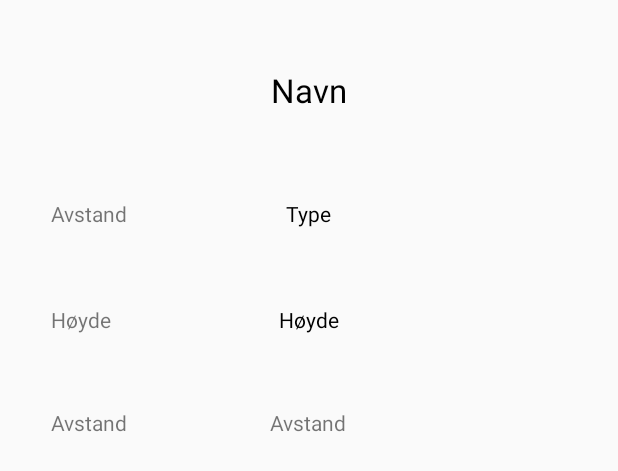
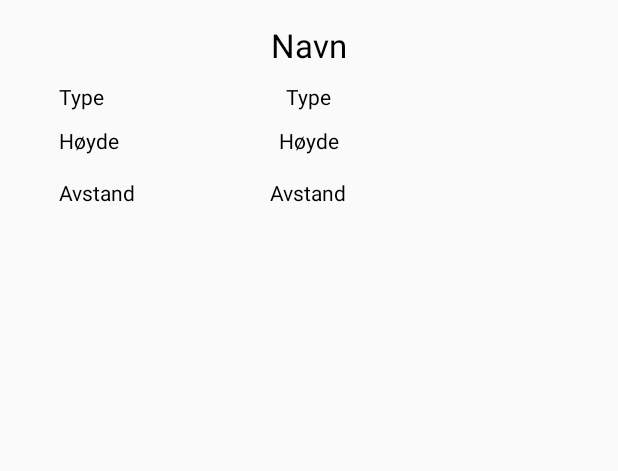
Before and after one commit to Morteen/AppUtviklingEksamen, an Android app: the layout turmaal_liste.xml on its own in the app's theme, with its tools: preview values and no code run, on a phone screen of 412 x 824 dp. Shown: the top 471 px of the screen. Run offline under Robolectric (Android 15) with nearby library versions, the phone set to English and light mode, and no system bars.

Commit message:
Ferdig med forsiden

```diff
--- a/Turmaal/app/src/main/java/com/example/morten/turmaal/TurAdapter.java
+++ b/Turmaal/app/src/main/java/com/example/morten/turmaal/TurAdapter.java
@@ -53,7 +53,7 @@ public class TurAdapter extends BaseAdapter {
             //XML fil-navnet
             convertView = mInflater.inflate(R.layout.turmaal_liste, null);
             viewHolder = new ViewHolder();
-            convertView.setBackgroundResource(R.drawable.draaper);
+            //convertView.setBackgroundResource(R.drawable.draaper);
 
             viewHolder.tvStartNavn = (TextView) convertView.findViewById(R.id.tvStartNavn);
             viewHolder.tvStartType = (TextView) convertView.findViewById(R.id.tvStartType);
--- a/Turmaal/app/src/main/res/layout/turmaal_liste.xml
+++ b/Turmaal/app/src/main/res/layout/turmaal_liste.xml
@@ -3,7 +3,10 @@
 
     android:layout_width="match_parent"
     android:layout_height="wrap_content"
-    android:paddingBottom="10dp">
+    android:paddingTop="5dp"
+    android:paddingBottom="5dp"
+    android:paddingLeft="5dp"
+    android:paddingRight="2dp">
 
 
 
@@ -16,29 +19,29 @@
        android:textColor="@color/colorCustom"
         android:textAppearance="@style/TextAppearance.AppCompat.Large"
         android:visibility="visible"
-        android:layout_marginTop="45dp"
-
-        android:layout_centerHorizontal="true" />
+        android:layout_marginTop="10dp"
+                android:layout_centerHorizontal="true" />
 
     <TextView
         android:id="@+id/tvStartType"
         android:layout_width="wrap_content"
         android:layout_height="wrap_content"
-
         android:text="Type"
-        android:textColor="@color/colorCustom"
         android:layout_below="@+id/tvStartNavn"
         android:layout_centerHorizontal="true"
-        android:layout_marginTop="58dp" />
+        android:layout_marginTop="10dp"
+        android:textColor="@color/colorCustom"
+        android:textAppearance="@android:style/TextAppearance.DeviceDefault"/>
 
     <TextView
         android:id="@+id/tvStartHoyde"
         android:layout_width="wrap_content"
         android:layout_height="wrap_content"
         android:text="Høyde"
+        android:textAppearance="@android:style/TextAppearance.DeviceDefault"
+        android:layout_marginTop="10dp"
+        android:layout_below="@+id/tvStartType"
         android:textColor="@color/colorCustom"
-        android:layout_marginTop="51dp"
-        android:layout_below="@+id/tvStartType"
         android:layout_centerHorizontal="true" />
 
     <TextView
@@ -48,7 +51,9 @@
         android:layout_alignParentStart="true"
         android:layout_alignTop="@+id/tvStartType"
         android:layout_marginStart="34dp"
-        android:text="Avstand" />
+        android:textColor="@color/colorCustom"
+        android:text="Type "
+        android:textAppearance="@android:style/TextAppearance.DeviceDefault"/>
 
     <TextView
         android:id="@+id/textView8"
@@ -56,7 +61,9 @@
         android:layout_height="wrap_content"
         android:layout_alignBottom="@+id/tvStartHoyde"
         android:layout_alignStart="@+id/textView4"
-        android:text="Høyde" />
+        android:textColor="@color/colorCustom"
+        android:text="Høyde "
+        android:textAppearance="@android:style/TextAppearance.DeviceDefault"/>
 
     <TextView
         android:id="@+id/tAvstand"
@@ -64,8 +71,10 @@
         android:layout_height="wrap_content"
         android:layout_below="@+id/tvStartHoyde"
         android:layout_centerHorizontal="true"
-        android:layout_marginTop="49dp"
-        android:text="Avstand" />
+        android:layout_marginTop="15dp"
+        android:textColor="@color/colorCustom"
+        android:text="Avstand"
+        android:textAppearance="@android:style/TextAppearance.DeviceDefault"/>
 
     <TextView
         android:id="@+id/textView10"
@@ -73,7 +82,9 @@
         android:layout_height="wrap_content"
         android:layout_alignBottom="@+id/tAvstand"
         android:layout_alignStart="@+id/textView8"
-        android:text="Avstand" />
+        android:textColor="@color/colorCustom"
+        android:text="Avstand "
+        android:textAppearance="@android:style/TextAppearance.DeviceDefault"/>
 
 
 </RelativeLayout>
--- a/Turmaal/app/src/main/res/values/strings.xml
+++ b/Turmaal/app/src/main/res/values/strings.xml
@@ -1,5 +1,5 @@
 <resources>
-    <string name="app_name">Ut på¨tur</string>
+    <string name="app_name">Ut på tur</string>
     <string name="action_settings">Registrer navn</string>
     <string name="title_activity_vis_et_maal">Ut på tur</string>
     <string name="title_activity_maps">Map</string>
```
Also changed, not shown: Turmaal/app/src/main/res/layout/content_main.xml (+13 -2 lines), Turmaal/app/src/main/res/drawable/vidda.jpg (added).
